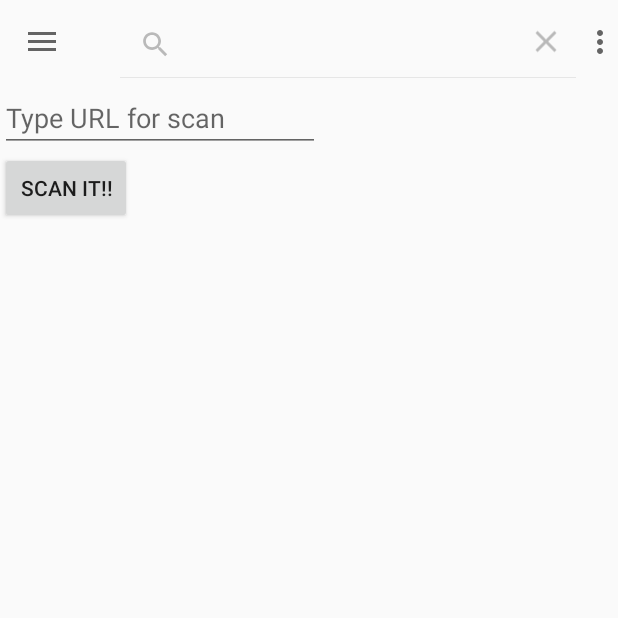
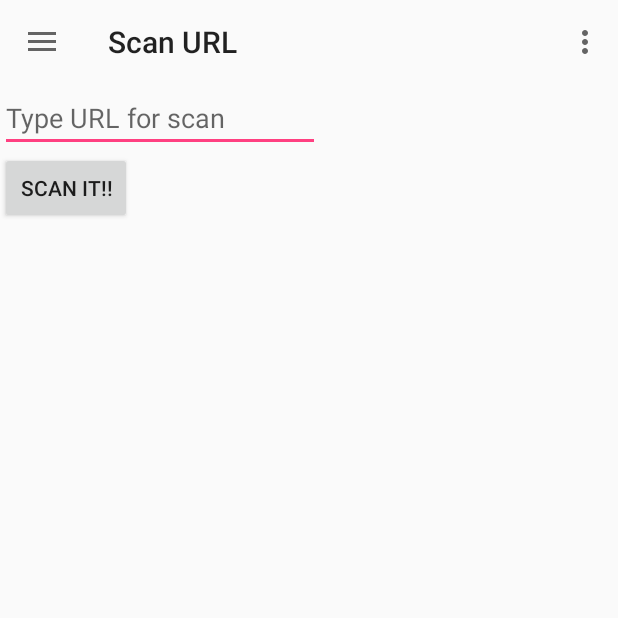
Before and after one commit to AzamatCherchesov/security, an Android app: the screen it shows after launch (MainActivity), in the side drawer, after a tap on "Scan URL", on a phone screen of 412 x 824 dp, the top half of it. Run offline under Robolectric (Android 15) with nearby library versions, the phone set to English and light mode, and no system bars.

Commit message:
removed searchView from different fragments

```diff
--- a/app/src/main/java/com/a1tt/security/AnalysResults/AppAnalysResult.kt
+++ b/app/src/main/java/com/a1tt/security/AnalysResults/AppAnalysResult.kt
@@ -5,6 +5,7 @@ import android.support.v4.app.Fragment
 import android.support.v7.app.AppCompatActivity
 import android.view.LayoutInflater
 import android.view.View
+import android.view.View.GONE
 import android.view.ViewGroup
 import android.widget.ImageView
 import android.widget.TextView
@@ -25,6 +26,7 @@ class AppAnalysResult : Fragment() {
             savedInstanceState: Bundle?
     ): View? {
         (activity as AppCompatActivity).supportActionBar?.title = "Analyses result"
+        (activity as AppCompatActivity).findViewById<View>(R.id.search)?.visibility = GONE
 
         val view = inflater.inflate(R.layout.app_analys_result, container, false)
         val imageView = view.findViewById<ImageView>(R.id.analysedAppIcon)
--- a/app/src/main/java/com/a1tt/security/AnalysResults/ResultFragment.kt
+++ b/app/src/main/java/com/a1tt/security/AnalysResults/ResultFragment.kt
@@ -7,6 +7,7 @@ import android.support.v7.widget.LinearLayoutManager
 import android.support.v7.widget.RecyclerView
 import android.view.LayoutInflater
 import android.view.View
+import android.view.View.GONE
 import android.view.ViewGroup
 import com.a1tt.security.R
 import java.util.ArrayList
@@ -21,6 +22,8 @@ class ResultFragment : Fragment() {
             savedInstanceState: Bundle?
     ): View? {
         (activity as AppCompatActivity).supportActionBar?.title = "Analyses result"
+        (activity as AppCompatActivity).findViewById<View>(R.id.search)?.visibility = GONE
+
         val view = inflater.inflate(R.layout.cards_fragment_layout, container, false)
         cardsRecycler = view.findViewById<View>(R.id.cards_recycler) as RecyclerView
         cardsRecycler!!.layoutManager =
--- a/app/src/main/java/com/a1tt/security/MainApplication.kt
+++ b/app/src/main/java/com/a1tt/security/MainApplication.kt
@@ -14,7 +14,7 @@ class MainApplication : Application() {
         lateinit var instance: MainApplication
             private set
         var countDownTimer: CountDownTimer? = null
-        var timerCounter: Long = 10
+        var timerCounter: Long = 3000
 
 //        var mInstalledApplications: MutableList<TargetApplication> = mutableListOf()
 
--- a/app/src/main/java/com/a1tt/security/MyObserver.kt
+++ /dev/null
@@ -1,4 +0,0 @@
-package com.a1tt.security
-
-class MyObserver {
-}
--- a/app/src/main/java/com/a1tt/security/Router.kt
+++ b/app/src/main/java/com/a1tt/security/Router.kt
@@ -10,7 +10,6 @@ class Router(activity: FragmentActivity, container: Int) {
 
     fun navigateTo(addToBack: Boolean = true, fragmentFactory: () -> Fragment) {
         val activity = weakActivity.get()
-
         activity?.run {
             val fragment = fragmentFactory()
             val transaction = supportFragmentManager.beginTransaction()
--- a/app/src/main/java/com/a1tt/security/ScanURLFragment.kt
+++ b/app/src/main/java/com/a1tt/security/ScanURLFragment.kt
@@ -4,9 +4,12 @@ import android.app.Activity
 import android.os.Bundle
 import android.support.v4.app.Fragment
 import android.support.v7.app.AppCompatActivity
+import android.support.v7.widget.SearchView
 import android.util.Log
 import android.view.LayoutInflater
+import android.view.Menu
 import android.view.View
+import android.view.View.GONE
 import android.view.ViewGroup
 import android.view.inputmethod.InputMethodManager
 import android.widget.Button
@@ -40,6 +43,7 @@ class ScanURLFragment : Fragment() {
             savedInstanceState: Bundle?
     ): View? {
         (activity as AppCompatActivity).supportActionBar?.title = "Scan URL"
+        (activity as AppCompatActivity).findViewById<View>(R.id.search)?.visibility = GONE
         val view = inflater.inflate(R.layout.scan_url_fragment, container, false)
         scanURLButton = view.findViewById<View>(R.id.scanButton) as Button
         inputText = view.findViewById<View>(R.id.inputText) as TextView
--- a/app/src/main/java/com/a1tt/security/TargetAppListFragment.kt
+++ b/app/src/main/java/com/a1tt/security/TargetAppListFragment.kt
@@ -13,6 +13,7 @@ import android.support.v7.widget.LinearLayoutManager
 import android.support.v7.widget.RecyclerView
 import android.view.LayoutInflater
 import android.view.View
+import android.view.View.VISIBLE
 import android.view.ViewGroup
 import android.widget.ImageView
 import android.widget.TextView
@@ -53,6 +54,9 @@ class TargetAppListFragment : Fragment() {
 
     override fun onCreateView(inflater: LayoutInflater, container: ViewGroup?, savedInstanceState: Bundle?): View? {
         (activity as AppCompatActivity).supportActionBar?.title = "Installed apps"
+        (activity as AppCompatActivity).findViewById<View>(R.id.search)?.visibility = VISIBLE
+
+
         val view: View = inflater.inflate(R.layout.target_app_list, container, false)
         targetApplicationRecyclerView = view.findViewById(R.id.target_app_list_recycler_view) as RecyclerView
         targetApplicationRecyclerView.layoutManager = LinearLayoutManager(activity)
```
Also changed, not shown: app/src/main/java/com/a1tt/security/Observer.kt (deleted, +0 -8 lines).
